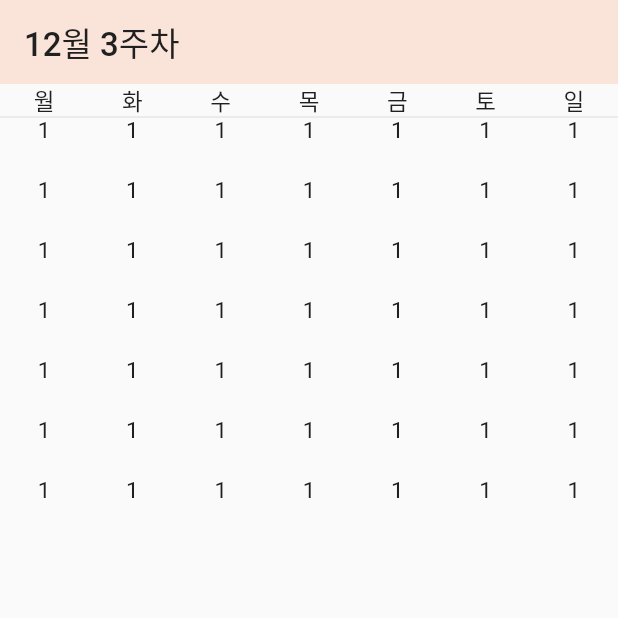
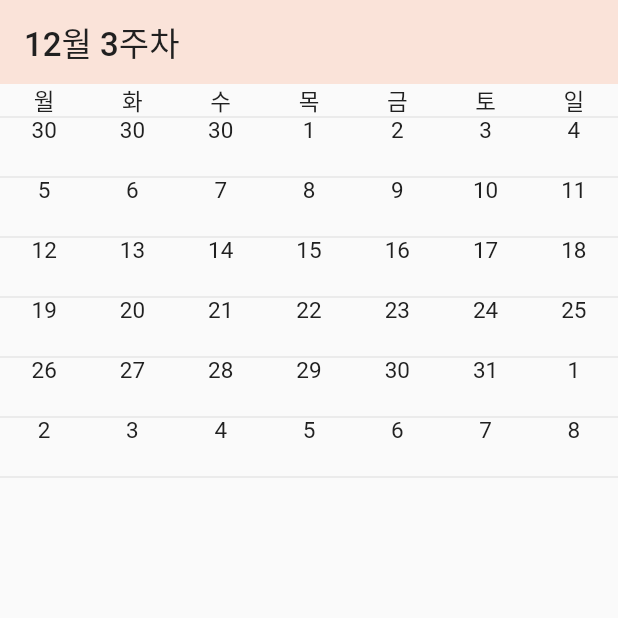
Before and after one commit to ljbee22/CodingStudy, a Flutter app: the screen it shows after launch, on a phone screen of 412 x 824 dp, the top half of it. Run offline on Flutter 3.47's test engine with Material 2 defaults, Android fonts, the phone set to English and light mode, and no system bars; our stand-ins replace cloud_firestore, firebase_auth, firebase_core, firebase_storage, flutter_chat_bubble, fluttertoast and 4 more; accounts and stored records are empty.

Commit message:
12.18 - 2

```diff
--- /dev/null
+++ b/my_calender/lib/daylist.dart
@@ -0,0 +1,14 @@
+class GenerateDay{
+  List<DateTime> daylist(DateTime cursor) {
+    var firstday = DateTime(cursor.year, cursor.month,1);
+    var dlist = List<DateTime>.filled(42,DateTime(0,0,0));
+    dlist[firstday.weekday-1] = firstday;
+    int i = firstday.weekday;
+    int j = 2;
+    while (i <= 41) {
+      dlist[i] = DateTime(firstday.year, firstday.month, j++);
+      i++;
+    }
+    return dlist;
+  }
+}
--- a/my_calender/lib/week_cal.dart
+++ b/my_calender/lib/week_cal.dart
@@ -1,5 +1,6 @@
 import 'package:flutter/material.dart';
 import 'text.dart';
+import 'daylist.dart';
 
 /*특정 요일을 대입 -> 그 요일이 속한 달의 첫번째 요일을 숫자로 리턴*/
 int dayCal(int year, int month, int day){
@@ -12,6 +13,7 @@ int dayCal(int year, int month, int day){
 var now = DateTime.now();
 var nowMonth = now.month;
 var today = dayCal(now.year, now.month, now.day);
+List<DateTime> daylist = GenerateDay().daylist(DateTime.now());
 
 
 class WeekCal extends StatefulWidget {
@@ -46,234 +48,68 @@ class _WeekCalState extends State<WeekCal> {
               Expanded(child: MyText("일", 15)),
             ],
           ), //요일 표시 -> 항상 고정
-          const Divider(
-            height: 0,
-          ),
+          const Divider(height: 0),
           Row(
             children: [
+              for(int i = 0; i<7; i++)
                 Expanded(child: Container(
                   height: 40,
-                child: MyText("1", 15),
-              )),
-              Expanded(child: Container(
-                  height: 40,
-                  child: MyText("1", 15)
-              )),
-              Expanded(child: Container(
-                  height: 40,
-                  child: MyText("1", 15)
-              )),
-              Expanded(child: Container(
-                  height: 40,
-                  child: MyText("1", 15)
-              )),
-              Expanded(child: Container(
-                  height: 40,
-                  child: MyText("1", 15)
-              )),
-              Expanded(child: Container(
-                  height: 40,
-                  child: MyText("1", 15)
-              )),
-              Expanded(child: Container(
-                  height: 40,
-                  child: MyText("1", 15)
+                  child: MyText(daylist[i].day.toString(), 15),
                 )),
             ],
           ),
+          const Divider(height: 0),
           Row(
             children: [
+              for(int i = 7; i<14; i++)
               Expanded(child: Container(
                 height: 40,
-                  child: MyText("1", 15)
-              )),
-              Expanded(child: Container(
-                  height: 40,
-                  child: MyText("1", 15)
-              )),
-              Expanded(child: Container(
-                  height: 40,
-                  child: MyText("1", 15)
-              )),
-              Expanded(child: Container(
-                  height: 40,
-                  child: MyText("1", 15)
-              )),
-              Expanded(child: Container(
-                  height: 40,
-                  child: MyText("1", 15)
-              )),
-              Expanded(child: Container(
-                  height: 40,
-                  child: MyText("1", 15)
-              )),
-              Expanded(child: Container(
-                  height: 40,
-                  child: MyText("1", 15)
+                child: MyText(daylist[i].day.toString(), 15),
               )),
             ],
           ),
+          const Divider(height: 0),
           Row(
             children: [
+              for(int i = 14; i<21; i++)
               Expanded(child: Container(
                 height: 40,
-                  child: MyText("1", 15)
-              )),
-              Expanded(child: Container(
-                  height: 40,
-                  child: MyText("1", 15)
-              )),
-              Expanded(child: Container(
-                  height: 40,
-                  child: MyText("1", 15)
-              )),
-              Expanded(child: Container(
-                  height: 40,
-                  child: MyText("1", 15)
-              )),
-              Expanded(child: Container(
-                  height: 40,
-                  child: MyText("1", 15)
-              )),
-              Expanded(child: Container(
-                  height: 40,
-                  child: MyText("1", 15)
-              )),
-              Expanded(child: Container(
-                  height: 40,
-                  child: MyText("1", 15)
+                child: MyText(daylist[i].day.toString(), 15),
               )),
             ],
           ),
+          const Divider(height: 0),
           Row(
             children: [
+              for(int i = 21; i<28; i++)
                 Expanded(child: Container(
                   height: 40,
-                  child: MyText("1", 15)
-              )),
-              Expanded(child: Container(
-                  height: 40,
-                  child: MyText("1", 15)
-              )),
-              Expanded(child: Container(
-                  height: 40,
-                  child: MyText("1", 15)
-              )),
-              Expanded(child: Container(
-                  height: 40,
-                  child: MyText("1", 15)
-              )),
-              Expanded(child: Container(
-                  height: 40,
-                  child: MyText("1", 15)
-              )),
-              Expanded(child: Container(
-                  height: 40,
-                  child: MyText("1", 15)
-              )),
-              Expanded(child: Container(
-                  height: 40,
-                  child: MyText("1", 15)
+                  child: MyText(daylist[i].day.toString(), 15),
                 )),
             ],
           ),
+          const Divider(height: 0),
           Row(
             children: [
+              for(int i = 28; i<35; i++)
                 Expanded(child: Container(
                   height: 40,
-                  child: MyText("1", 15)
-              )),
-              Expanded(child: Container(
-                  height: 40,
-                  child: MyText("1", 15)
-              )),
-              Expanded(child: Container(
-                  height: 40,
-                  child: MyText("1", 15)
-              )),
-              Expanded(child: Container(
-                  height: 40,
-                  child: MyText("1", 15)
-              )),
-              Expanded(child: Container(
-                  height: 40,
-                  child: MyText("1", 15)
-              )),
-              Expanded(child: Container(
-                  height: 40,
-                  child: MyText("1", 15)
-              )),
-              Expanded(child: Container(
-                  height: 40,
-                  child: MyText("1", 15)
+                  child: MyText(daylist[i].day.toString(), 15),
                 )),
             ],
           ),
+          const Divider(height: 0),
           // if(week > 5)
           Row(
             children: [
+              for(int i = 35; i<42; i++)
                 Expanded(child: Container(
                   height: 40,
-                  child: MyText("1", 15)
-              )),
-              Expanded(child: Container(
-                  height: 40,
-                  child: MyText("1", 15)
-              )),
-              Expanded(child: Container(
-                  height: 40,
-                  child: MyText("1", 15)
-              )),
-              Expanded(child: Container(
-                  height: 40,
-                  child: MyText("1", 15)
-              )),
-              Expanded(child: Container(
-                  height: 40,
-                  child: MyText("1", 15)
-              )),
-              Expanded(child: Container(
-                  height: 40,
-                  child: MyText("1", 15)
-              )),
-              Expanded(child: Container(
-                  height: 40,
-                  child: MyText("1", 15)
+                  child: MyText(daylist[i].day.toString(), 15),
                 )),
             ],
           ),
-          Row(
-            children: [
-              Expanded(child: Container(
-                  height: 40,
-                  child: MyText("1", 15)
-              )),
-              Expanded(child: Container(
-                  height: 40,
-                  child: MyText("1", 15)
-              )),
-              Expanded(child: Container(
-                  height: 40,
-                  child: MyText("1", 15)
-              )),
-              Expanded(child: Container(
-                  height: 40,
-                  child: MyText("1", 15)
-              )),
-              Expanded(child: Container(
-                  height: 40,
-                  child: MyText("1", 15)
-              )),
-              Expanded(child: Container(
-                  height: 40,
-                  child: MyText("1", 15)
-              )),
-              Expanded(child: Container(
-                  height: 40,
-                  child: MyText("1", 15)
-              )),
-            ],
-          ),
+          const Divider(height: 0),
         ],
       ),
     );
```
Also changed, not shown: 1 other file. Lines whose indentation alone changed are shown as unchanged.
